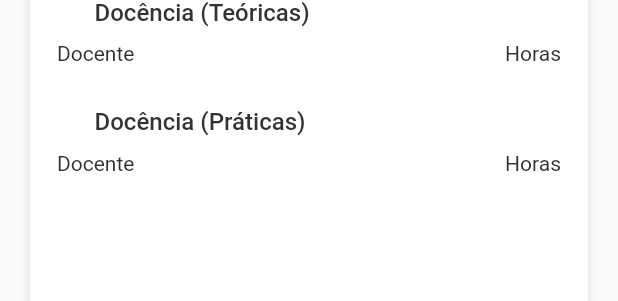
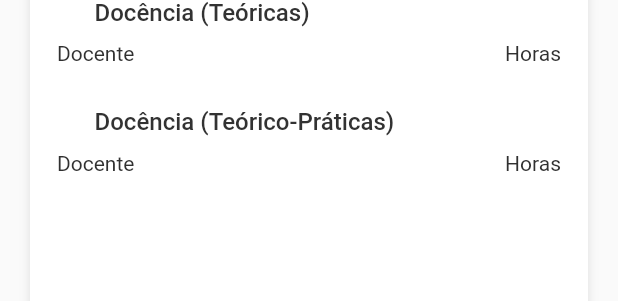
Before and after one commit to NanD0245/feup-esof, a Flutter app: the CourseSheetCard widget shown alone on an empty page, opened directly with empty values, after a tap on the "expand more" icon, on a phone screen of 412 x 824 dp. Shown: the part 434-735 px from the top of the screen. Run offline on Flutter 3.47's test engine with Material 2 defaults, Android fonts, the phone set to English and light mode, and no system bars; our stand-ins replace connectivity, email_validator, flutter_cache_manager, flutter_markdown, flutter_redux, flutter_svg and 11 more; missing offline and left inert: add_2_calendar, encrypt, query_params; accounts and stored records are empty; network calls fail.

```diff
--- a/app_feup/lib/model/entities/course_sheets.dart
+++ b/app_feup/lib/model/entities/course_sheets.dart
@@ -6,11 +6,12 @@ class CourseSheet {
   String courseName;
   String goals;
   String program;
+  bool active;
   List<CourseTeacher> teachers;
   List<CourseEvaluationComponent> evaluationComponents;
 
   CourseSheet(this.courseName, this.goals, this.program,
-      this.evaluationComponents, this.teachers);
+      this.evaluationComponents, this.teachers, this.active);
 
   List<CourseTeacher> getTeachers(bool theorical) {
     final List<CourseTeacher> t = [];
--- a/app_feup/lib/view/Widgets/Courses/course_sheet_card.dart
+++ b/app_feup/lib/view/Widgets/Courses/course_sheet_card.dart
@@ -49,14 +49,11 @@ class CourseSheetCard extends CourseGenericCard {
       Container(
         padding: EdgeInsets.fromLTRB(0, 10, 0, 10),
       ),
-      sectionTitle('Docência (Práticas)'),
+      sectionTitle('Docência (Teórico-Práticas)'),
       Table(
           columnWidths: {1: FractionColumnWidth(.2)},
           defaultVerticalAlignment: TableCellVerticalAlignment.middle,
           children: getTeachersTable(courseSheet.getTeachers(false))),
-      Container(
-        padding: EdgeInsets.fromLTRB(0, 10, 0, 10),
-      ),
     ]);
   }
 
```
Also changed, not shown: app_feup/lib/view/Widgets/Courses/courses_sheets.dart (+40 -13 lines).
